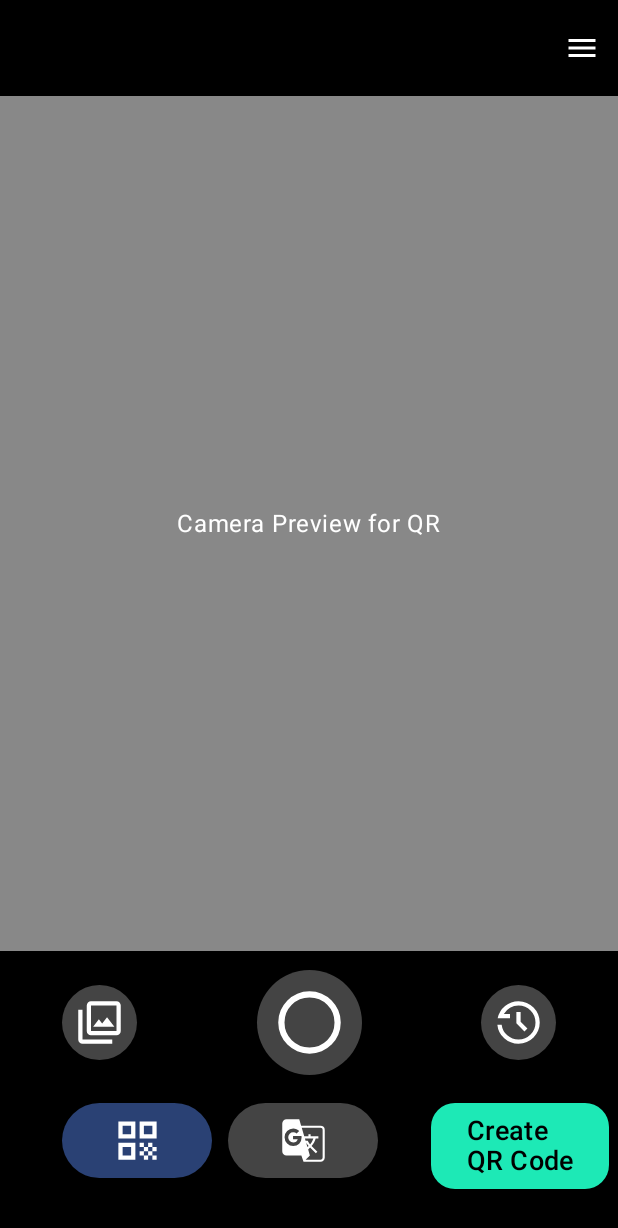
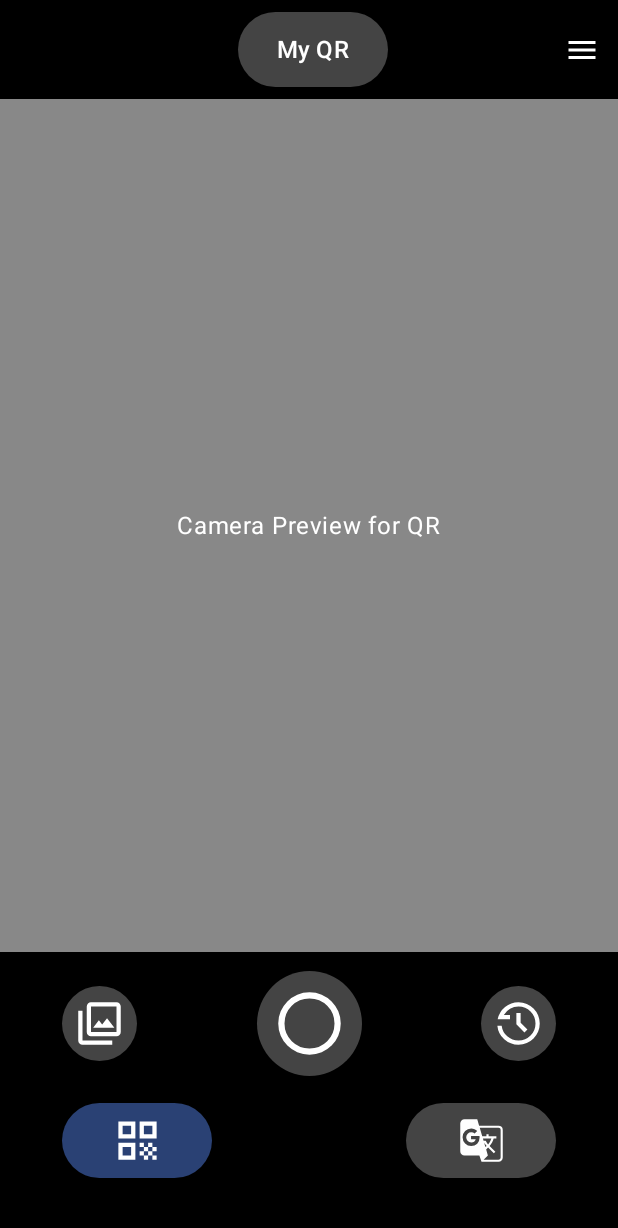
Before and after one commit to Zaphat/Z-Vision, an Android app built with Jetpack Compose: the screen it shows after launch (MainActivity), on a phone screen of 412 x 824 dp. Shown: the top 1228 px of the screen. Run offline under Robolectric (Android 15) with nearby library versions, the phone set to English and light mode, and no system bars.

```diff
--- a/app/src/main/java/com/zteam/zvision/ui/screens/MainScreen.kt
+++ b/app/src/main/java/com/zteam/zvision/ui/screens/MainScreen.kt
@@ -1,6 +1,11 @@
 // screens/MainScreen.kt
 package com.zteam.zvision.ui.screens
 
+import android.graphics.DashPathEffect
+import android.graphics.Paint
+import androidx.compose.foundation.BorderStroke
+import androidx.compose.foundation.background
+import androidx.compose.foundation.clickable
 import android.util.Log
 import android.widget.Toast
 import androidx.compose.foundation.background
@@ -22,12 +27,22 @@ import androidx.compose.runtime.remember
 import androidx.compose.runtime.rememberCoroutineScope
 import androidx.compose.ui.Alignment
 import androidx.compose.ui.Modifier
+import androidx.compose.ui.draw.clip
+import androidx.compose.ui.draw.drawBehind
+import androidx.compose.ui.geometry.Rect
 import androidx.compose.ui.graphics.Color
+import androidx.compose.ui.graphics.PathEffect
+import androidx.compose.ui.graphics.drawscope.Stroke
+import androidx.compose.ui.graphics.nativeCanvas
+import androidx.compose.ui.graphics.toArgb
+import androidx.compose.ui.node.ModifierNodeElement
 import androidx.compose.ui.platform.LocalClipboardManager
 import androidx.compose.ui.res.painterResource
 import androidx.compose.ui.text.AnnotatedString
 import androidx.compose.ui.unit.dp
 import androidx.compose.ui.unit.sp
+import androidx.compose.ui.platform.LocalDensity
+import androidx.compose.ui.text.style.TextAlign
 import com.zteam.zvision.R
 import com.zteam.zvision.ui.commons.SettingsPopup
 import androidx.activity.compose.rememberLauncherForActivityResult
@@ -54,7 +69,7 @@ fun MainScreen(
     translateFromLanguage: String,
     translateToLanguage: String,
     onNavigateToLanguageSelection: (Boolean) -> Unit,
-    onNavigateToQrCreation: () -> Unit
+    onNavigateToQrStorage: () -> Unit
 ) {
     var menuExpanded by remember { mutableStateOf(false) }
     val context = LocalContext.current
@@ -202,6 +217,24 @@ fun MainScreen(
                     )
                 }
             }
+            else if (initMode == "QR") {
+                Button (
+                    onClick = {onNavigateToQrStorage()},
+                    modifier = Modifier
+                        .padding(start = 0.dp, end = 105.dp)
+                        .size(width = 100.dp, height = 50.dp),
+                    contentPadding = PaddingValues(0.dp),
+                    colors = ButtonDefaults.buttonColors(
+                        containerColor = Color.DarkGray
+                    )
+                ){
+                    Text(text = "My QR" ,
+                        color = Color.White,
+                        fontSize = 16.sp
+                    )
+                }
+            }
+
             Box {
                 IconButton(
                     onClick = { menuExpanded = true }
@@ -354,16 +387,10 @@ fun MainScreen(
                     modifier = Modifier.fillMaxSize()
                 )
             }
-            Button(
-                onClick = { onNavigateToQrCreation() },
-                colors = ButtonDefaults.buttonColors(containerColor = Color(0xFF1DE9B6)),
-                shape = RoundedCornerShape(16.dp)
-            ) {
-                Text(text = "Create QR Code", color = Color.Black, fontSize = 18.sp)
-            }
         }
     }
 }
+
 
 fun viewHistoryQRScans() {
     // TODO: Implement navigation to history screen
```
Also changed, not shown: app/src/main/java/com/zteam/zvision/MainActivity.kt (+19 -5 lines), app/src/main/java/com/zteam/zvision/ui/screens/qrCreation/QrStorageScreen.kt (+119 -22 lines).
